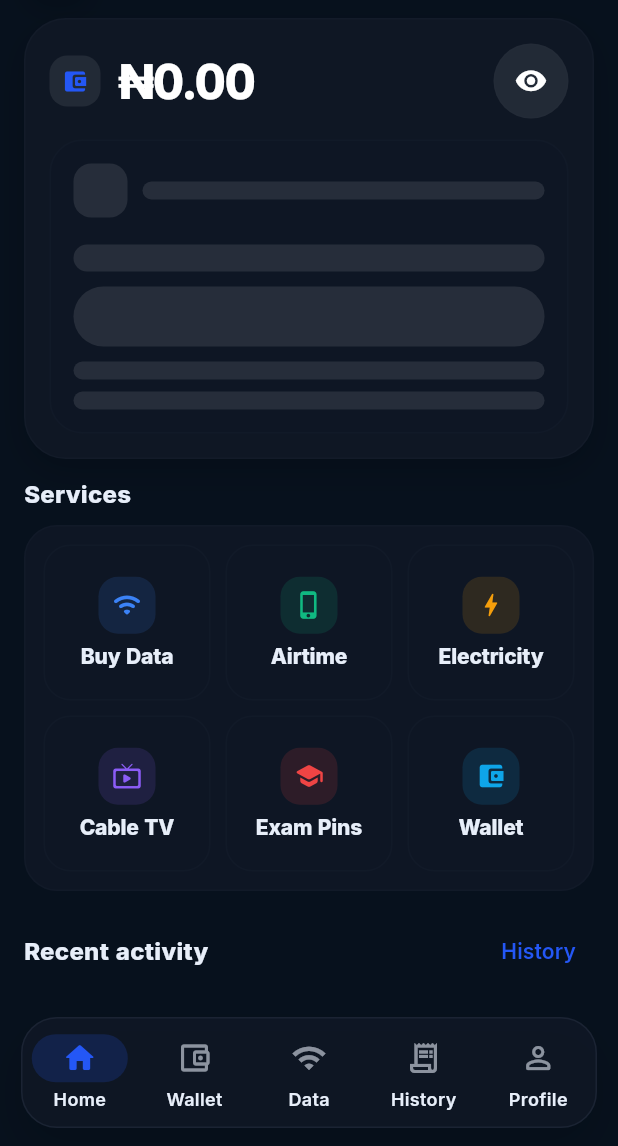
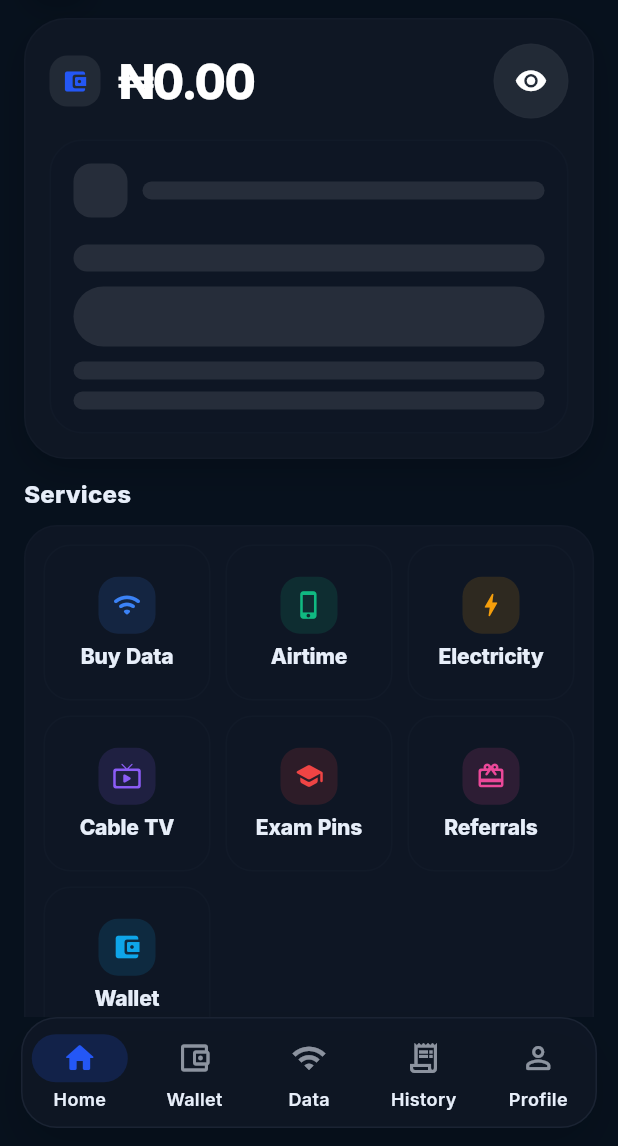
Before and after one commit to mustaphamelemustapha/axisvtu_flutter, a Flutter app: the ShellScreen screen opened by its route, on a phone screen of 412 x 824 dp, the part 90-1236 px from its top. Run offline on Flutter 3.47's test engine with Material 3 defaults, Android fonts, the phone set to English and light mode, and no system bars; our stand-ins replace flutter_svg, google_fonts, share_plus, shared_preferences; accounts and stored records are empty.

Commit message:
fix: add referrals shortcut to home

```diff
--- a/lib/screens/home_screen.dart
+++ b/lib/screens/home_screen.dart
@@ -21,6 +21,7 @@ import 'cable_screen.dart';
 import 'data_screen.dart';
 import 'electricity_screen.dart';
 import 'exam_screen.dart';
+import 'referral_screen.dart';
 
 class HomeScreen extends StatefulWidget {
   const HomeScreen({super.key, this.onNavigateTab});
@@ -423,6 +424,13 @@ class _HomeScreenState extends State<HomeScreen> {
         icon: Icons.school_rounded,
         accent: const Color(0xFFEF4444),
         onTap: () => _openScreen(const ExamScreen()),
+      ),
+      _HomeService(
+        label: 'Referrals',
+        subtitle: 'Invite and earn rewards',
+        icon: Icons.card_giftcard_rounded,
+        accent: const Color(0xFFEC4899),
+        onTap: () => _openScreen(const ReferralScreen()),
       ),
       _HomeService(
         label: 'Wallet',
```
